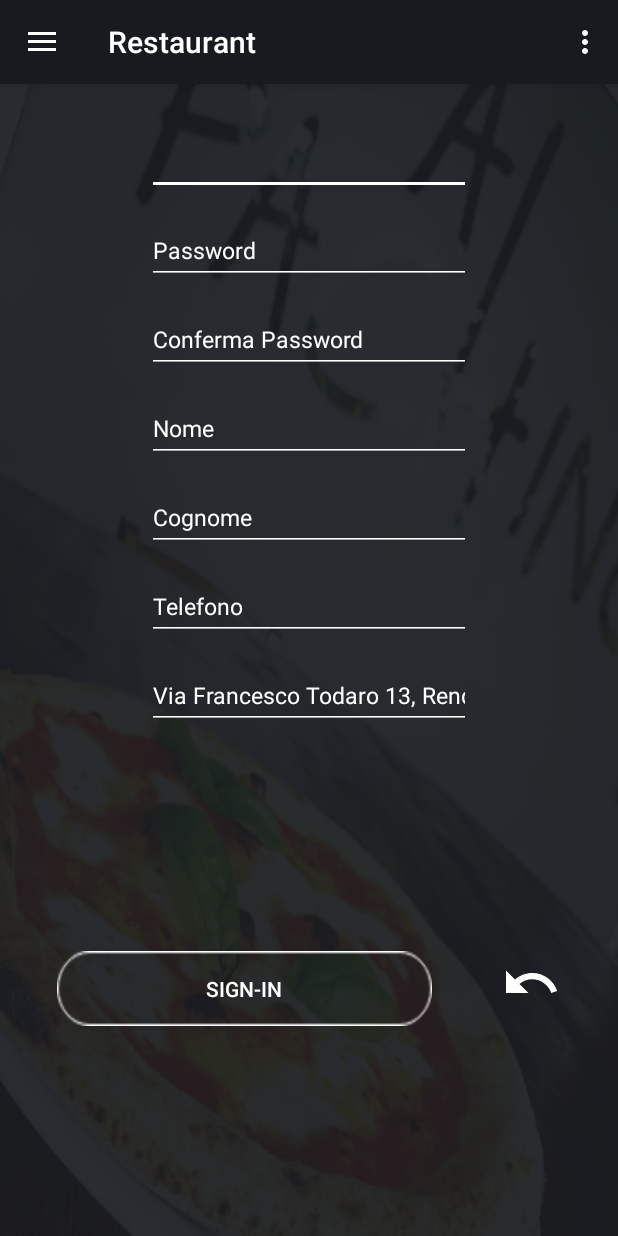
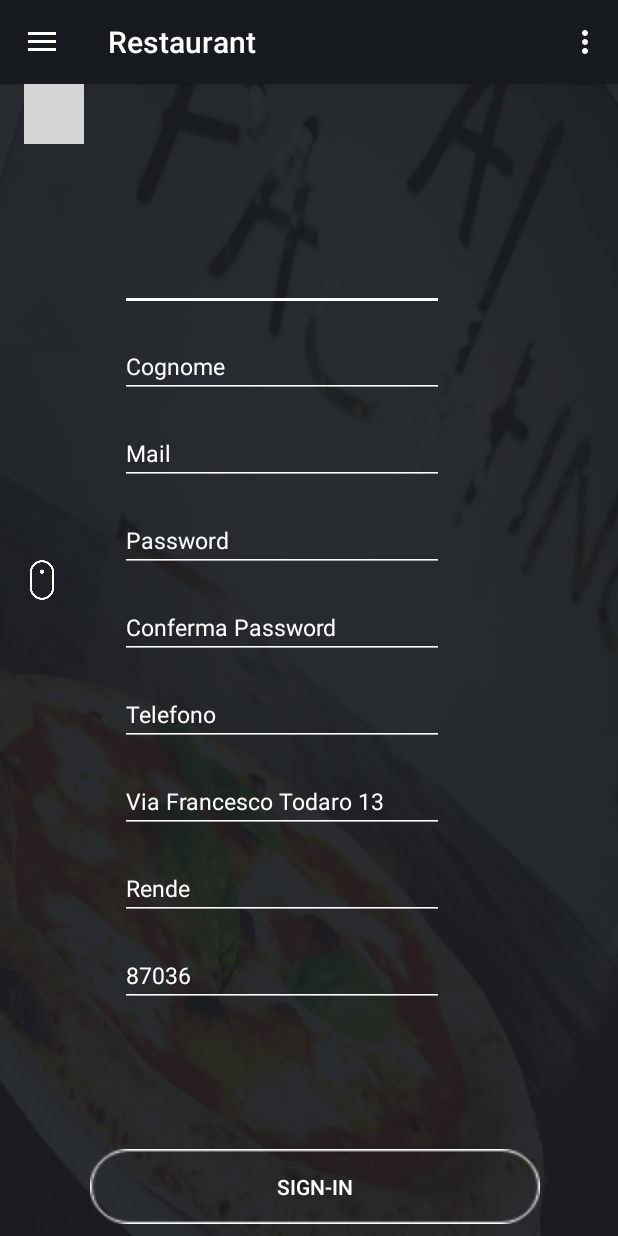
Before and after one commit to sparafra/Restaurant, an Android app: the activity_signin screen opened directly, with no data from a screen before it, on a phone screen of 412 x 824 dp. Run offline under Robolectric (Android 15) with nearby library versions, the phone set to English and light mode, and no system bars; grey boxes are pictures that could not be loaded.

Commit message:
update signin

```diff
--- a/app/src/main/java/com/example/spara/restaurant/MainActivity.java
+++ b/app/src/main/java/com/example/spara/restaurant/MainActivity.java
@@ -120,7 +120,8 @@ public class MainActivity extends AppCompatActivity
                             String par = "idLocale=1&Mail=" + mail;
                             System.out.println(Connection.getURL(WebConnection.query.SEARCHACCOUNT, par));
                             String tmpJSON = downloadJSON(Connection.getURL(WebConnection.query.SEARCHACCOUNT, par));
-                            System.out.println(tmpJSON);
+                            System.out.println("--" + tmpJSON);
+
                             JSONArray jsonArray = new JSONArray(tmpJSON);
                             if (jsonArray.length() > 0) {
                                 JSONObject obj = jsonArray.getJSONObject(0);
@@ -394,6 +395,7 @@ public class MainActivity extends AppCompatActivity
             }
             return sb.toString();
         } catch (Exception e) {
+            System.out.println(e.toString());
             return "";
         }
 
--- a/app/src/main/java/com/example/spara/restaurant/WebConnection.java
+++ b/app/src/main/java/com/example/spara/restaurant/WebConnection.java
@@ -5,7 +5,7 @@ import android.os.Parcelable;
 
 public class WebConnection extends Thread implements Parcelable  {
 
-    final String ipWebServer = "192.168.1.91";
+    final String ipWebServer = "192.168.1.230";
 
     public enum query {
         LISTACCOUNTS, INGREDIENTS, ORDERPRODUCTSUSER, BURGERFRIESINGREDIENTS, PIZZEINGREDIENTS, PRODUCTSINGREDIENTS, SALADSINGREDIENTS, INSERTUSER, INSERTORDER, INSERTORDERPRODUCT, INSERTPRODUCT,
--- a/app/src/main/java/com/example/spara/restaurant/activity_signin.java
+++ b/app/src/main/java/com/example/spara/restaurant/activity_signin.java
@@ -50,6 +50,8 @@ public class activity_signin extends AppCompatActivity
     TextView Nome;
     TextView Cognome;
     TextView Indirizzo;
+    TextView Citta;
+    TextView Cap;
     TextView NumeroTelefono;
 
     @Override
@@ -99,6 +101,8 @@ public class activity_signin extends AppCompatActivity
         Nome = findViewById(R.id.Nome);
         Cognome = findViewById(R.id.Cognome);
         Indirizzo = findViewById(R.id.Indirizzo);
+        Citta = findViewById(R.id.Citta);
+        Cap = findViewById(R.id.Cap);
         NumeroTelefono = findViewById(R.id.NumeroTelefono);
 
         //Background Image Declaration
@@ -116,6 +120,8 @@ public class activity_signin extends AppCompatActivity
                 String nome = Nome.getText().toString();
                 String cognome = Cognome.getText().toString();
                 String indirizzo = Indirizzo.getText().toString();
+                String citta = Citta.getText().toString();
+                String cap = Cap.getText().toString();
                 String numeroTelefono = NumeroTelefono.getText().toString();
 
                 /*
@@ -145,7 +151,9 @@ public class activity_signin extends AppCompatActivity
                             try {
                                 Connection = new WebConnection();
 
-                                User U = new User(numeroTelefono, nome, cognome, mail, indirizzo, password, false, false, (long)1, false);
+                                String IndirizzoCompleto = Indirizzo + ", " + cap + ", " + citta;
+
+                                User U = new User(numeroTelefono, nome, cognome, mail, IndirizzoCompleto, password, false, false, (long)1, false);
 
                                 String par = "NumeroTelefono=" + U.getNumeroTelefono() + "&Mail=null";
                                 String tmpJSON = downloadJSON(Connection.getURL(WebConnection.query.SEARCHACCOUNT, par));
@@ -245,6 +253,16 @@ public class activity_signin extends AppCompatActivity
                     {
                         Indirizzo.setTextColor(Color.RED);
                         Toast.makeText(getApplicationContext(), "Inserire il tuo indirizzo", Toast.LENGTH_SHORT).show();
+                    }
+                    else if(Citta.equals(getString(R.string.SampleCittà)) || indirizzo.equals(""))
+                    {
+                        Citta.setTextColor(Color.RED);
+                        Toast.makeText(getApplicationContext(), "Inserire la tua città", Toast.LENGTH_SHORT).show();
+                    }
+                    else if(Cap.equals(getString(R.string.SampleCap)) || indirizzo.equals(""))
+                    {
+                        Cap.setTextColor(Color.RED);
+                        Toast.makeText(getApplicationContext(), "Inserire il tuo cap", Toast.LENGTH_SHORT).show();
                     }
                     else if(numeroTelefono.equals(getString(R.string.SampleTelefono)) || numeroTelefono.equals(""))
                     {
@@ -415,6 +433,48 @@ public class activity_signin extends AppCompatActivity
                 }
             }
         });
+        Citta.setOnFocusChangeListener(new View.OnFocusChangeListener() {
+
+            @Override
+            public void onFocusChange(View v, boolean hasFocus) {
+                if(!Citta.getText().toString().equals("") && Citta.getText().toString().equals(getString(R.string.SampleCittà))) {
+                    Citta.setText("");
+                    Citta.setTextColor(Color.WHITE);
+                }
+                if (!hasFocus) {
+                    if(Citta.getText().toString().equals(""))
+                    {
+                        Citta.setText(getString(R.string.SampleCittà));
+                        Citta.setTextColor(Color.WHITE);
+                    }
+                }
+                else
+                {
+                    Citta.setTextColor(Color.WHITE);
+                }
+            }
+        });
+        Cap.setOnFocusChangeListener(new View.OnFocusChangeListener() {
+
+            @Override
+            public void onFocusChange(View v, boolean hasFocus) {
+                if(!Cap.getText().toString().equals("") && Cap.getText().toString().equals(getString(R.string.SampleCap))) {
+                    Cap.setText("");
+                    Cap.setTextColor(Color.WHITE);
+                }
+                if (!hasFocus) {
+                    if(Cap.getText().toString().equals(""))
+                    {
+                        Cap.setText(getString(R.string.SampleCap));
+                        Cap.setTextColor(Color.WHITE);
+                    }
+                }
+                else
+                {
+                    Cap.setTextColor(Color.WHITE);
+                }
+            }
+        });
         NumeroTelefono.setOnFocusChangeListener(new View.OnFocusChangeListener() {
 
             @Override
--- a/app/src/main/res/layout/content_signin.xml
+++ b/app/src/main/res/layout/content_signin.xml
@@ -20,160 +20,215 @@
         app:srcCompat="@color/colorPrimaryDark"
         tools:srcCompat="@color/TransparentColor" />
 
+    <ScrollView
+        android:id="@+id/scrollView2"
+        android:layout_width="match_parent"
+        android:layout_height="match_parent"
+        android:layout_marginTop="45dp"
+        android:layout_marginBottom="70dp"
+        app:layout_constraintBottom_toTopOf="@+id/signin"
+        app:layout_constraintTop_toBottomOf="@id/indietro">
+
+        <androidx.constraintlayout.widget.ConstraintLayout
+            android:layout_width="match_parent"
+            android:layout_height="wrap_content"
+            android:orientation="vertical"
+            android:id="@+id/linearLayout">
+
+            <EditText
+                android:id="@+id/Nome"
+                android:layout_width="wrap_content"
+                android:layout_height="wrap_content"
+                android:layout_marginStart="32dp"
+                android:layout_marginTop="64dp"
+                android:layout_marginBottom="16dp"
+                android:ems="12"
+                android:inputType="textPersonName"
+                android:text="@string/SampleNome"
+                android:textColor="#ffff"
+                android:textSize="15dp"
+                android:theme="@style/EditTextStyle"
+                app:layout_constraintBottom_toTopOf="@+id/Cognome"
+                app:layout_constraintStart_toEndOf="@+id/indietro2"
+                app:layout_constraintTop_toTopOf="parent"
+                tools:layout_conversion_absoluteHeight="44dp"
+                tools:layout_conversion_absoluteWidth="215dp" />
+
+            <ImageView
+                android:id="@+id/indietro2"
+                android:layout_width="40dp"
+                android:layout_height="40dp"
+                android:layout_marginStart="8dp"
+                android:background="@drawable/scrolldown_"
+                app:layout_constraintBottom_toBottomOf="parent"
+                app:layout_constraintEnd_toStartOf="@+id/Password"
+                app:layout_constraintStart_toStartOf="parent"
+                app:layout_constraintTop_toTopOf="parent"
+                tools:layout_conversion_absoluteHeight="40dp"
+                tools:layout_conversion_absoluteWidth="40dp" />
+
+            <EditText
+                android:id="@+id/Cognome"
+                android:layout_width="wrap_content"
+                android:layout_height="wrap_content"
+                android:layout_marginStart="32dp"
+                android:layout_marginBottom="16dp"
+                android:ems="12"
+                android:inputType="textPersonName"
+                android:text="@string/SampleCognome"
+                android:textColor="#ffff"
+                android:textSize="15dp"
+                android:theme="@style/EditTextStyle"
+                app:layout_constraintBottom_toTopOf="@+id/Mail"
+                app:layout_constraintStart_toEndOf="@+id/indietro2"
+                tools:layout_conversion_absoluteHeight="44dp"
+                tools:layout_conversion_absoluteWidth="215dp" />
+
             <EditText
                 android:id="@+id/Mail"
                 android:layout_width="wrap_content"
-        android:layout_height="44dp"
-        android:layout_marginStart="8dp"
-        android:layout_marginTop="30dp"
-        android:layout_marginEnd="8dp"
-        android:layout_marginBottom="8dp"
+                android:layout_height="wrap_content"
+                android:layout_marginStart="32dp"
+                android:layout_marginBottom="16dp"
                 android:ems="12"
+                android:inputType="textEmailAddress"
                 android:text="@string/SampleMail"
+                android:textColor="#ffff"
                 android:textSize="15dp"
-        android:textColor="#ffff"
                 android:theme="@style/EditTextStyle"
-        android:inputType="textEmailAddress"
-        app:layout_constraintBottom_toTopOf="@+id/password"
-        app:layout_constraintEnd_toEndOf="parent"
-        app:layout_constraintStart_toStartOf="parent"
-        app:layout_constraintTop_toTopOf="@+id/imageView" />
+                app:layout_constraintBottom_toTopOf="@+id/Password"
+                app:layout_constraintStart_toEndOf="@+id/indietro2"
+                tools:layout_conversion_absoluteHeight="44dp"
+                tools:layout_conversion_absoluteWidth="215dp" />
 
             <EditText
                 android:id="@+id/Password"
                 android:layout_width="wrap_content"
-        android:layout_height="44dp"
-        android:layout_marginStart="8dp"
-        android:layout_marginTop="15dp"
-        android:layout_marginEnd="8dp"
-        android:layout_marginBottom="8dp"
+                android:layout_height="wrap_content"
+                android:layout_marginStart="32dp"
+                android:layout_marginBottom="16dp"
                 android:ems="12"
-        android:textSize="15dp"
                 android:singleLine="true"
                 android:text="@string/SamplePassword"
                 android:textColor="#ffff"
+                android:textSize="15dp"
                 android:theme="@style/EditTextStyle"
-        app:layout_constraintEnd_toEndOf="parent"
-        app:layout_constraintStart_toStartOf="parent"
-        app:layout_constraintTop_toBottomOf="@id/Mail" />
+                app:layout_constraintBottom_toTopOf="@+id/ConfermaPassword"
+                app:layout_constraintStart_toEndOf="@+id/indietro2"
+                tools:layout_conversion_absoluteHeight="44dp"
+                tools:layout_conversion_absoluteWidth="215dp" />
+
             <EditText
                 android:id="@+id/ConfermaPassword"
                 android:layout_width="wrap_content"
-        android:layout_height="44dp"
-        android:layout_marginStart="8dp"
-        android:layout_marginTop="15dp"
-        android:layout_marginEnd="8dp"
-        android:layout_marginBottom="8dp"
+                android:layout_height="wrap_content"
+                android:layout_marginStart="32dp"
+                android:layout_marginBottom="16dp"
                 android:ems="12"
-        android:textSize="15dp"
                 android:singleLine="true"
                 android:text="@string/SampleConfermaPassword"
                 android:textColor="#ffff"
+                android:textSize="15dp"
                 android:theme="@style/EditTextStyle"
-        app:layout_constraintEnd_toEndOf="parent"
-        app:layout_constraintStart_toStartOf="parent"
-        app:layout_constraintTop_toBottomOf="@id/Password" />
-    <EditText
-        android:id="@+id/Nome"
-        android:layout_width="wrap_content"
-        android:layout_height="44dp"
-        android:layout_marginStart="8dp"
-        android:layout_marginTop="15dp"
-        android:layout_marginEnd="8dp"
-        android:layout_marginBottom="8dp"
-        android:ems="12"
-        android:text="@string/SampleNome"
-        android:textSize="15dp"
-        android:inputType="textPersonName"
-        android:textColor="#ffff"
-        android:theme="@style/EditTextStyle"
-        app:layout_constraintEnd_toEndOf="parent"
-        app:layout_constraintStart_toStartOf="parent"
-        app:layout_constraintTop_toBottomOf="@id/ConfermaPassword" />
-    <EditText
-        android:id="@+id/Cognome"
-        android:layout_width="wrap_content"
-        android:layout_height="44dp"
-        android:layout_marginStart="8dp"
-        android:layout_marginTop="15dp"
-        android:layout_marginEnd="8dp"
-        android:layout_marginBottom="8dp"
-        android:ems="12"
-        android:text="@string/SampleCognome"
-        android:textSize="15dp"
-        android:inputType="textPersonName"
-        android:textColor="#ffff"
-        android:theme="@style/EditTextStyle"
-        app:layout_constraintEnd_toEndOf="parent"
-        app:layout_constraintStart_toStartOf="parent"
-        app:layout_constraintTop_toBottomOf="@id/Nome" />
+                app:layout_constraintBottom_toTopOf="@+id/NumeroTelefono"
+                app:layout_constraintStart_toEndOf="@+id/indietro2"
+                tools:layout_conversion_absoluteHeight="44dp"
+                tools:layout_conversion_absoluteWidth="215dp" />
+
             <EditText
                 android:id="@+id/NumeroTelefono"
                 android:layout_width="wrap_content"
-        android:layout_height="44dp"
-        android:layout_marginStart="8dp"
-        android:layout_marginTop="15dp"
-        android:layout_marginEnd="8dp"
-        android:layout_marginBottom="8dp"
+                android:layout_height="wrap_content"
+                android:layout_marginStart="32dp"
+                android:layout_marginBottom="16dp"
                 android:ems="12"
+                android:inputType="phone"
                 android:text="@string/SampleTelefono"
+                android:textColor="#ffff"
                 android:textSize="15dp"
-        android:inputType="phone"
-        android:textColor="#ffff"
                 android:theme="@style/EditTextStyle"
-        app:layout_constraintEnd_toEndOf="parent"
-        app:layout_constraintStart_toStartOf="parent"
-        app:layout_constraintTop_toBottomOf="@id/Cognome" />
+                app:layout_constraintBottom_toTopOf="@+id/Indirizzo"
+                app:layout_constraintStart_toEndOf="@+id/indietro2"
+                tools:layout_conversion_absoluteHeight="44dp"
+                tools:layout_conversion_absoluteWidth="215dp" />
+
             <EditText
                 android:id="@+id/Indirizzo"
                 android:layout_width="wrap_content"
-        android:layout_height="44dp"
-        android:layout_marginStart="8dp"
-        android:layout_marginTop="15dp"
-        android:layout_marginEnd="8dp"
-        android:layout_marginBottom="8dp"
+                android:layout_height="wrap_content"
+                android:layout_marginStart="32dp"
+                android:layout_marginBottom="16dp"
                 android:ems="12"
+                android:inputType="phone"
                 android:text="@string/SampleIndirizzo"
+                android:textColor="#ffff"
                 android:textSize="15dp"
+                android:theme="@style/EditTextStyle"
+                app:layout_constraintBottom_toBottomOf="parent"
+                app:layout_constraintBottom_toTopOf="@+id/Citta"
+                app:layout_constraintStart_toEndOf="@+id/indietro2"
+                tools:layout_conversion_absoluteHeight="44dp"
+                tools:layout_conversion_absoluteWidth="215dp" />
+
+            <EditText
+                android:id="@+id/Citta"
+                android:layout_width="wrap_content"
+                android:layout_height="wrap_content"
+                android:layout_marginStart="32dp"
+                android:layout_marginBottom="16dp"
+                android:ems="12"
                 android:inputType="phone"
+                android:text="@string/SampleCittà"
                 android:textColor="#ffff"
+                android:textSize="15dp"
                 android:theme="@style/EditTextStyle"
-        app:layout_constraintEnd_toEndOf="parent"
-        app:layout_constraintStart_toStartOf="parent"
-        app:layout_constraintTop_toBottomOf="@id/NumeroTelefono" />
+                app:layout_constraintBottom_toBottomOf="parent"
+                app:layout_constraintBottom_toTopOf="@+id/Cap"
+                app:layout_constraintStart_toEndOf="@+id/indietro2"
+                tools:layout_conversion_absoluteHeight="44dp"
+                tools:layout_conversion_absoluteWidth="215dp" />
+
+            <EditText
+                android:id="@+id/Cap"
+                android:layout_width="wrap_content"
+                android:layout_height="wrap_content"
+                android:layout_marginStart="32dp"
+                android:ems="12"
+                android:inputType="phone"
+                android:text="@string/SampleCap"
+                android:textColor="#ffff"
+                android:textSize="15dp"
+                android:theme="@style/EditTextStyle"
+                app:layout_constraintBottom_toBottomOf="parent"
+                app:layout_constraintStart_toEndOf="@+id/indietro2"
+                tools:layout_conversion_absoluteHeight="44dp"
+                tools:layout_conversion_absoluteWidth="215dp" />
+
+        </androidx.constraintlayout.widget.ConstraintLayout>
+    </ScrollView>
 
     <Button
         android:id="@+id/signin"
+        android:layout_width="300dp"
+        android:layout_height="50dp"
+        android:layout_marginStart="8dp"
+        android:layout_marginBottom="8dp"
         android:background="@drawable/buttonlogin"
-        android:layout_width="250dp"
-        android:layout_height="50dp"
+        android:clickable="true"
         android:text="Sign-in"
-        android:clickable="true"
         android:textColor="#ffff"
-        android:layout_marginStart="8dp"
-        android:layout_marginTop="15dp"
-        android:layout_marginEnd="8dp"
-        android:layout_marginBottom="8dp"
         app:layout_constraintBottom_toBottomOf="parent"
         app:layout_constraintEnd_toEndOf="parent"
-        app:layout_constraintEnd_toStartOf="@id/indietro"
-        app:layout_constraintStart_toStartOf="parent"
-        app:layout_constraintTop_toBottomOf="@id/Indirizzo" />
+        app:layout_constraintStart_toStartOf="parent" />
+
     <ImageView
         android:id="@+id/indietro"
         android:layout_width="40dp"
         android:layout_height="40dp"
-        android:layout_marginStart="8dp"
-        android:layout_marginTop="8dp"
-        android:layout_marginEnd="8dp"
-        android:layout_marginBottom="8dp"
-        android:background="@drawable/baseline_undo_24"
-        app:layout_constraintBottom_toBottomOf="parent"
-        app:layout_constraintEnd_toEndOf="parent"
-        app:layout_constraintStart_toEndOf="@+id/signin"
-        app:layout_constraintTop_toBottomOf="@+id/Indirizzo" />
-
-
+        android:layout_marginStart="16dp"
+        android:background="@drawable/baseline_arrow_back_24"
+        app:layout_constraintStart_toStartOf="parent"
+        app:layout_constraintTop_toTopOf="parent" />
 
 
 </androidx.constraintlayout.widget.ConstraintLayout>
--- a/app/src/main/res/values/strings.xml
+++ b/app/src/main/res/values/strings.xml
@@ -8,7 +8,9 @@
     <string name="action_settings">Settings</string>
 
     <string name="SampleMail">Mail</string>
-    <string name="SampleIndirizzo">Via Francesco Todaro 13, Rende</string>
+    <string name="SampleIndirizzo">Via Francesco Todaro 13</string>
+    <string name="SampleCittà">Rende</string>
+    <string name="SampleCap">87036</string>
     <string name="SampleNome">Nome</string>
     <string name="SampleCognome">Cognome</string>
     <string name="SampleTelefono">Telefono</string>
```
Also changed, not shown: app/src/main/res/drawable/scrolldown_.png (added). Lines whose indentation alone changed are shown as unchanged.
